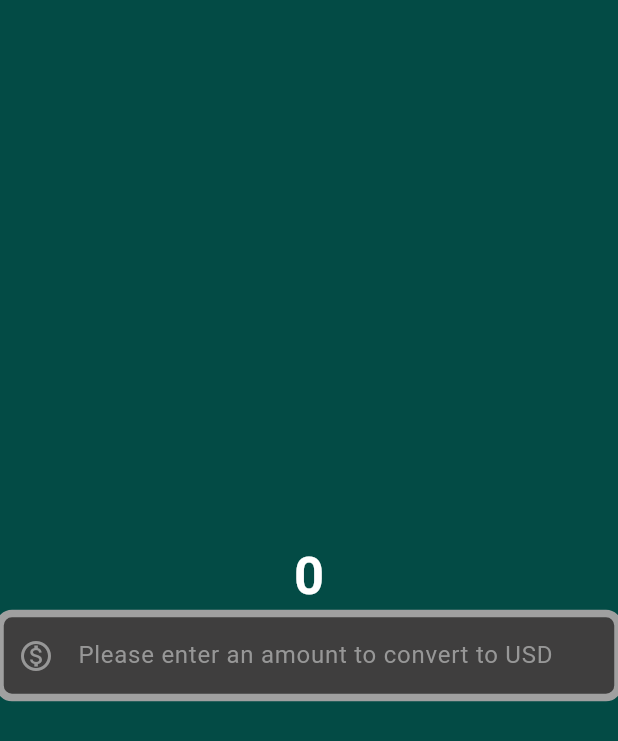
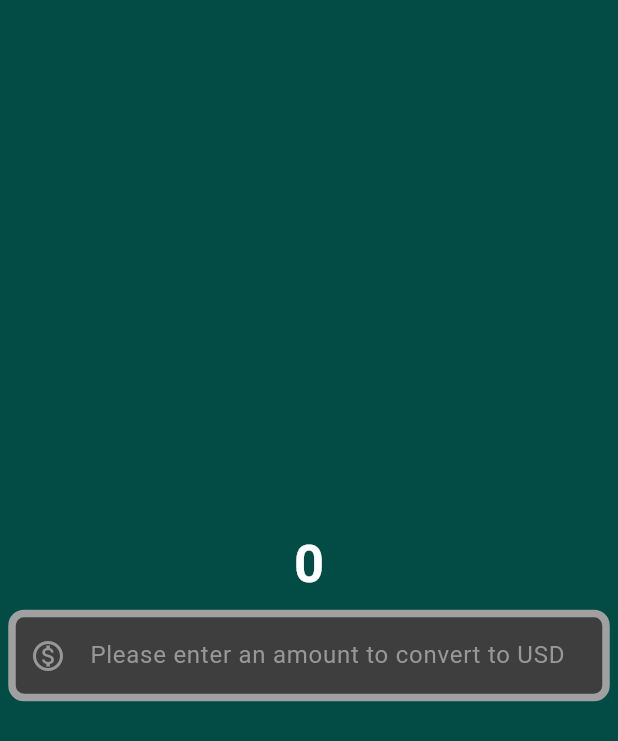
Before and after one commit to tauhid-hasan-dev/currency_converter_app_flutter, a Flutter app: the screen it shows after launch, on a phone screen of 412 x 824 dp. Shown: the top 741 px of the screen. Run offline on Flutter 3.47's test engine with Material 3 defaults, Android fonts, the phone set to English and light mode, and no system bars.

Commit message:
padding added

```diff
--- a/lib/pages/class_currency_converter_material_page.dart
+++ b/lib/pages/class_currency_converter_material_page.dart
@@ -27,11 +27,14 @@ class CurrencyConverterMaterialPage extends StatelessWidget {
                   fontWeight: FontWeight.bold,
                   color: Colors.white),
             ),
-            TextField(
+            Container(
+              padding: EdgeInsets.all(8.0),
+              child: TextField(
                 style: TextStyle(color: Colors.white),
                 decoration: InputDecoration(
                   hintText: "Please enter an amount to convert to USD",
-                hintStyle: TextStyle(color: Color.fromARGB(255, 151, 151, 151)),
+                  hintStyle:
+                      TextStyle(color: Color.fromARGB(255, 151, 151, 151)),
                   prefixIcon: Icon(
                     Icons.monetization_on_outlined,
                   ),
@@ -42,6 +45,7 @@ class CurrencyConverterMaterialPage extends StatelessWidget {
                   enabledBorder: border,
                 ),
               ),
+            ),
           ],
         ),
       ),
```
Lines whose indentation alone changed are shown as unchanged.
